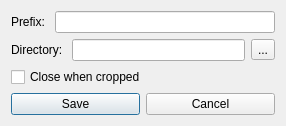
Above: ui/settings.ui from iceanimations/cropDesk before the change. Below: the same form after it.
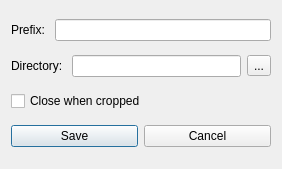
That is the form after the change.

Patch:
```diff
--- a/ui/settings.ui
+++ b/ui/settings.ui
@@ -6,8 +6,8 @@
    <rect>
     <x>0</x>
     <y>0</y>
-    <width>286</width>
-    <height>121</height>
+    <width>282</width>
+    <height>169</height>
    </rect>
   </property>
   <property name="windowTitle">
```
